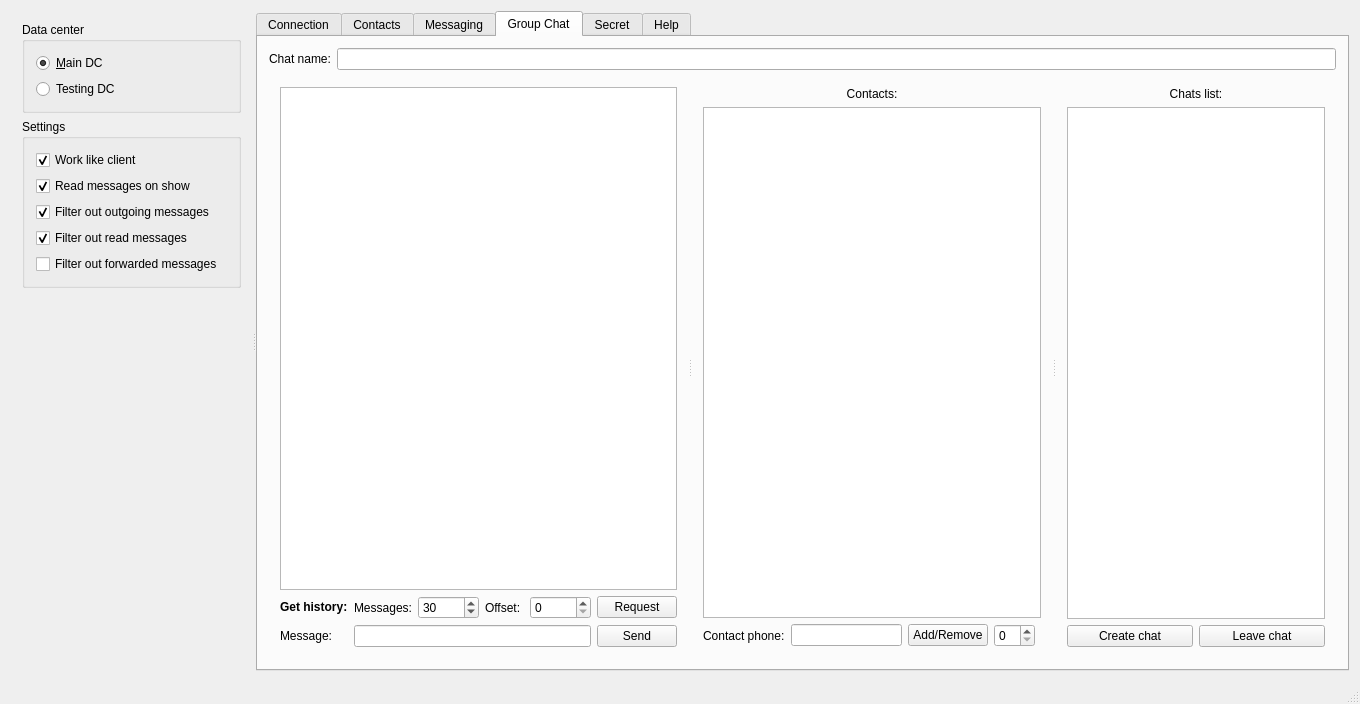
The window that testApp/MainWindow.ui (Kaffeine/telegram-qt) describes before a commit, drawn with Qt 5.
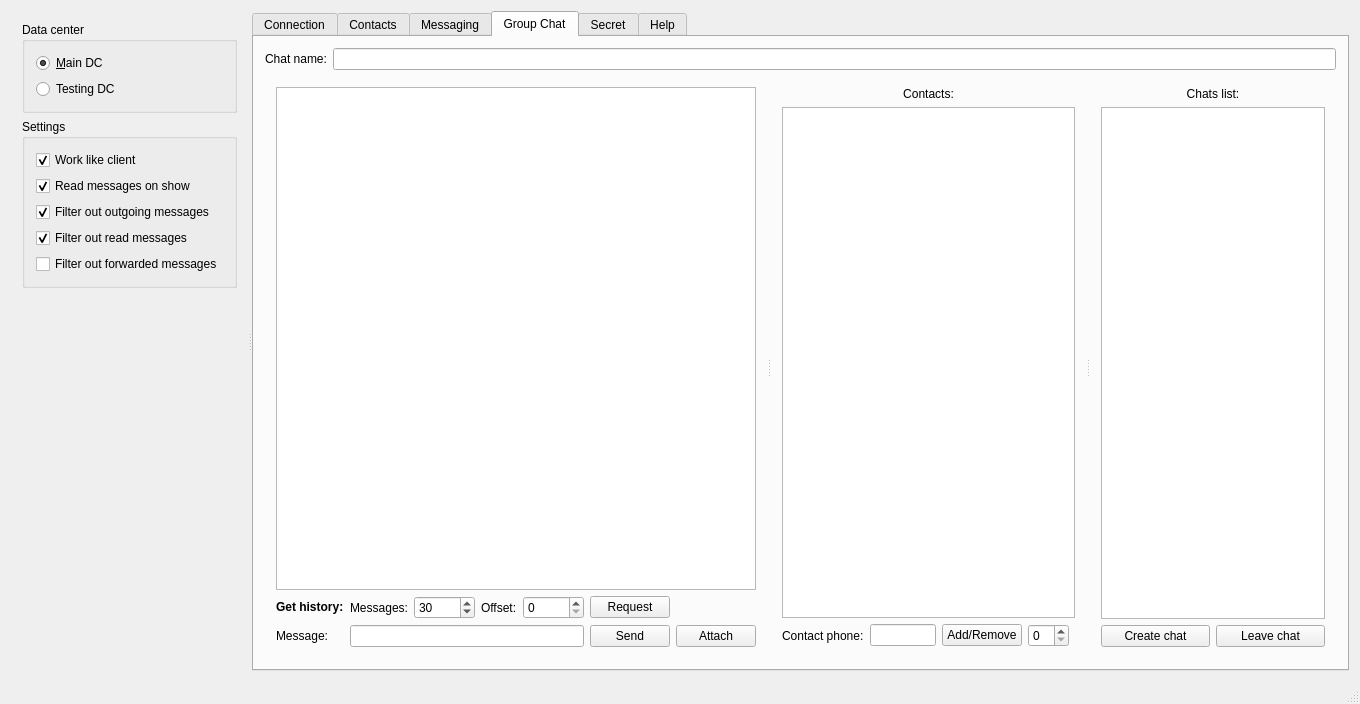
The same window after the commit. The open tabs and pages were chosen to show the change.

Commit message:
testApp: Added interface for media Upload
Expected to work once TelegramQt implementation landed.

```diff
--- a/testApp/MainWindow.ui
+++ b/testApp/MainWindow.ui
@@ -622,6 +622,13 @@
                  </property>
                 </widget>
                </item>
+               <item row="1" column="6">
+                <widget class="QPushButton" name="groupChatAttachButton">
+                 <property name="text">
+                  <string>Attach</string>
+                 </property>
+                </widget>
+               </item>
               </layout>
              </item>
             </layout>
```
The commit also changes 2 other files.
